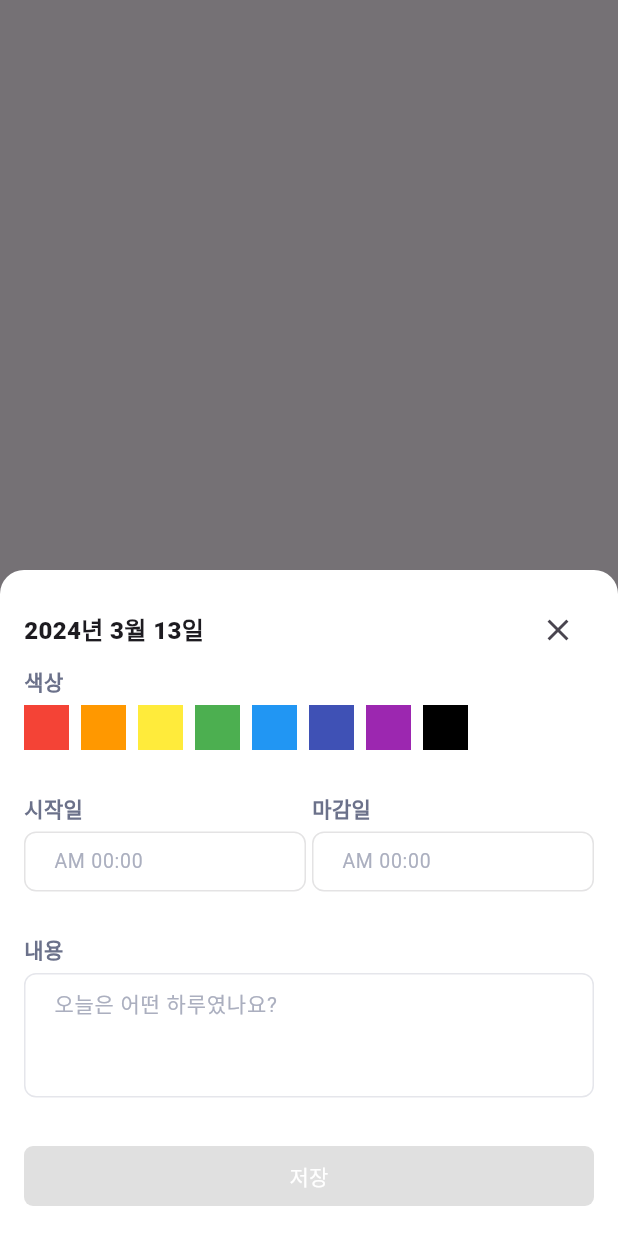
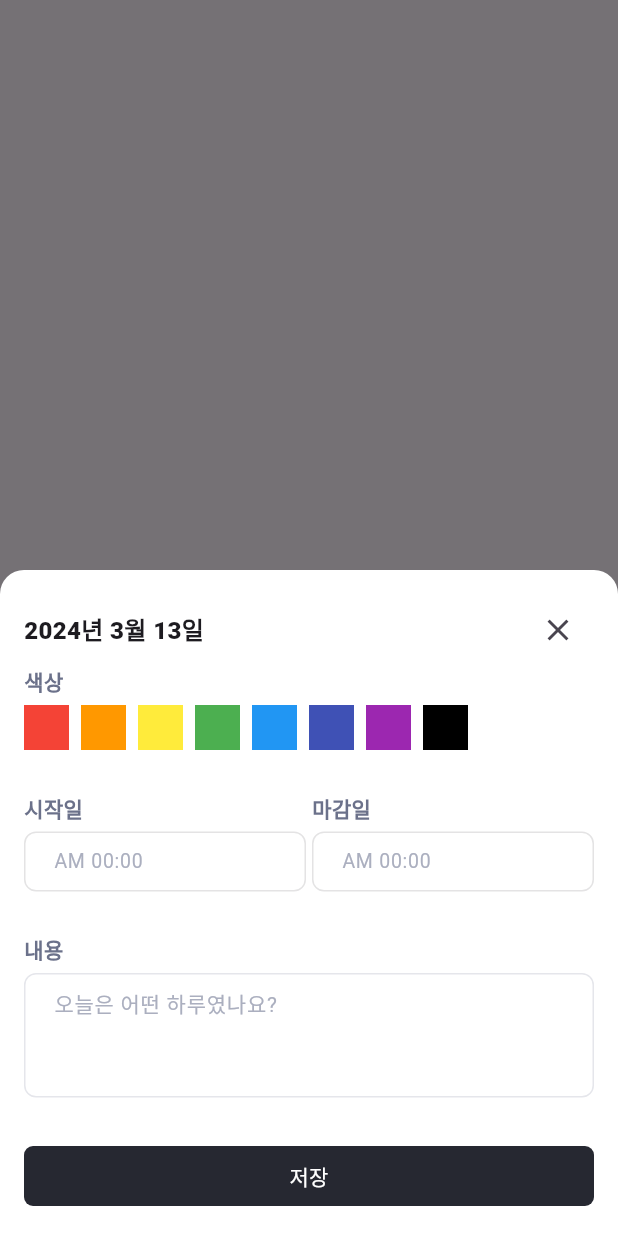
Before and after one commit to torder-raven/calendar_scheduler, a Flutter app: the screen it shows after launch, after a tap on the "add" icon, on a phone screen of 412 x 824 dp. Run offline on Flutter 3.47's test engine with Material 3 defaults, Android fonts, the phone set to English and light mode, and no system bars; our stand-ins replace drift; missing offline and left inert: dart:ffi; accounts and stored records are empty; generated files the repository leaves out were written again; Roboto replaces fonts that are missing (Pretendard).

Commit message:
feat: 버튼 ui 변경

```diff
--- a/lib/presentation/const/colors.dart
+++ b/lib/presentation/const/colors.dart
@@ -12,6 +12,7 @@ class ColorResource {
   static const INPUT_TEXT_FIELD_FILL_COLOR = Colors.black;
   static const INPUT_TEXT_FIELD_BORDER_COLOR = Color(0xFFE5E6EB);
   static const INPUT_TEXT_FIELD_HINT_COLOR = Color(0xFFABAFBF);
+  static const BUTTON_NORMAL_COLOR = Color(0xFF262831);
 
   static const SELECT_COLOR_RED = Colors.red;
   static const SELECT_COLOR_ORANGE = Colors.orange;
--- a/lib/presentation/const/strings.dart
+++ b/lib/presentation/const/strings.dart
@@ -9,4 +9,5 @@ class Strings {
   static const LABEL_END_TIME = "마감일";
 
   static const CONTENT_HINT_TEXT = "오늘은 어떤 하루였나요?";
+  static const TEXT_SAVE = "저장";
 }
--- a/lib/presentation/screen/component/schedule_register_bottom_sheet.dart
+++ b/lib/presentation/screen/component/schedule_register_bottom_sheet.dart
@@ -101,13 +101,13 @@ class _SaveScheduleButton extends StatelessWidget {
           onPressed: () {},
           style: ElevatedButton.styleFrom(
             elevation: 0,
-            backgroundColor: Colors.grey[300],
+            backgroundColor: ColorResource.BUTTON_NORMAL_COLOR,
             shape: RoundedRectangleBorder(
               borderRadius: BorderRadius.circular(6.0),
             ),
           ),
           child: Text(
-            "저장",
+            Strings.TEXT_SAVE,
             style: TextStyle(color: Colors.white),
           ),
         ));
```
